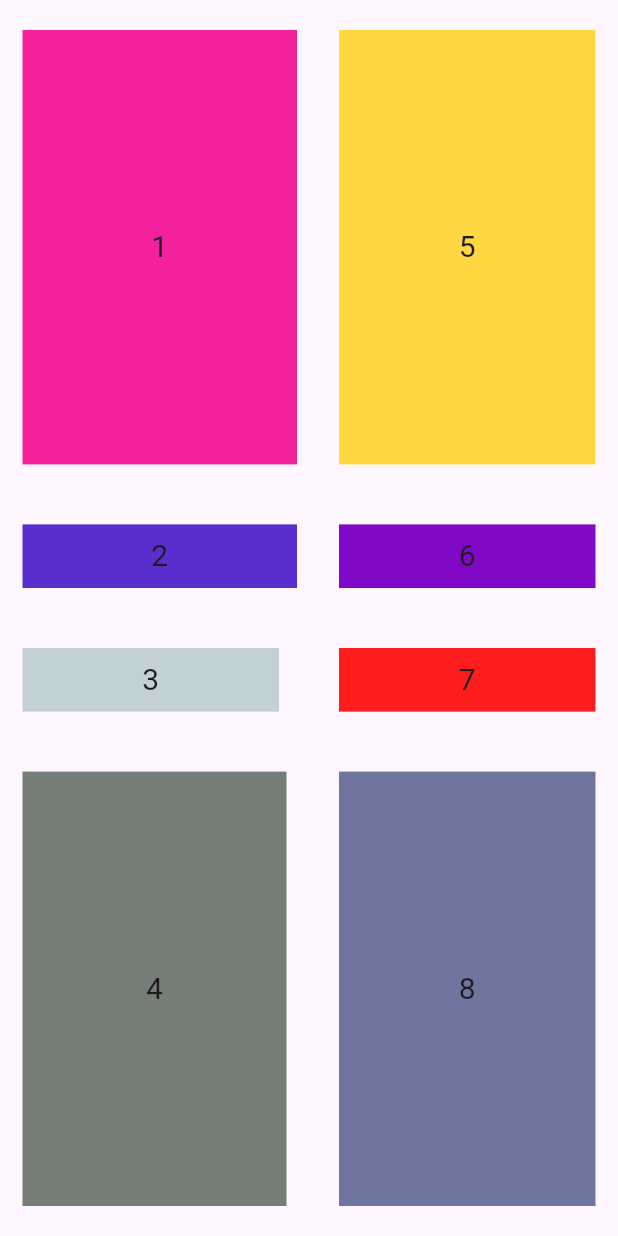
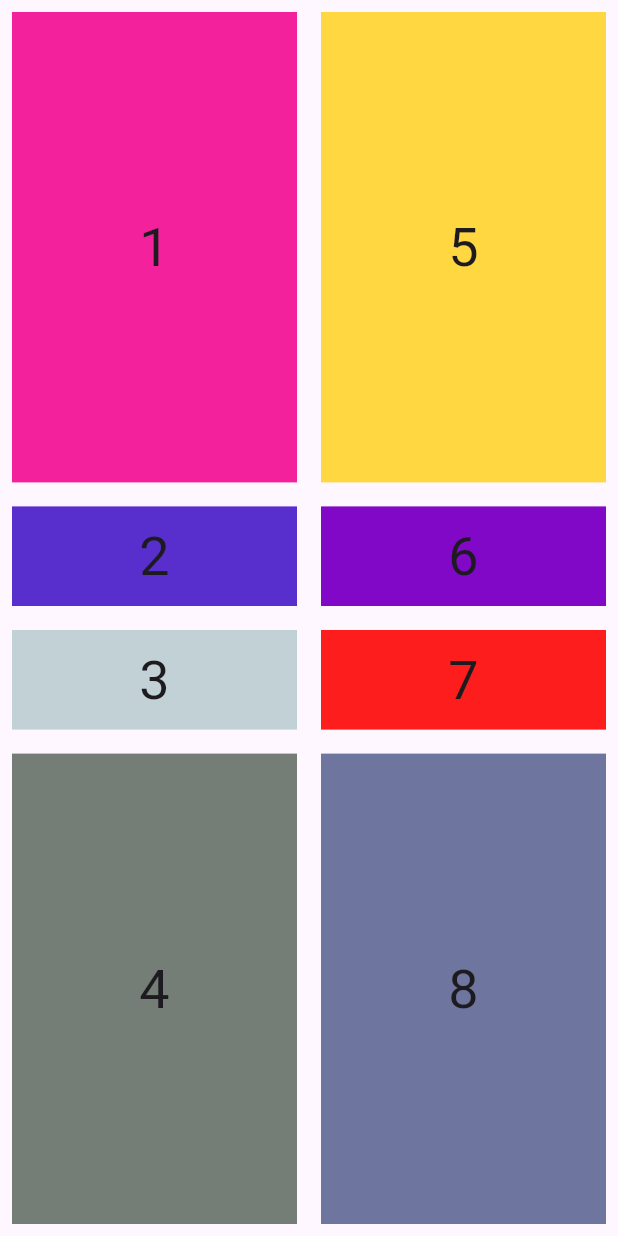
Before and after one commit to Nikita2010pro/shkaf, a Flutter app: the screen it shows after launch, on a phone screen of 412 x 824 dp. Run offline on Flutter 3.47's test engine with Material 3 defaults, Android fonts, the phone set to English and light mode, and no system bars.

Commit message:
Update main.dart

```diff
--- a/lib/main.dart
+++ b/lib/main.dart
@@ -33,40 +33,41 @@ class MyApp extends StatelessWidget {
                           Container(
 
                             alignment: Alignment.center,
-                        child: Text('1', style: TextStyle(fontSize: 20),),
+                            child: Text('1', style: TextStyle(fontSize: 36),),
 
                             color: Color.fromRGBO(243, 33, 156, 1),
-                        margin: EdgeInsets.only(bottom: 20, right: 8, top: 20, left: 15),
+
+                            margin: EdgeInsets.all(8),
 
                           )),
                           Expanded(flex: 1, child:
 
                           Container(
                             alignment: Alignment.center,
-                        child: Text('2', style: TextStyle(fontSize: 20),),
+                            child: Text('2', style: TextStyle(fontSize: 36),),
 
                             color: Color.fromRGBO(88, 46, 205, 1),
-                        margin: EdgeInsets.only(top: 20, bottom: 20, right: 8, left: 15),
+                            margin: EdgeInsets.all(8),
 
                           )),
                           Expanded(flex: 1, child:
 
                           Container(
                             alignment: Alignment.center,
-                        child: Text('3', style: TextStyle(fontSize: 20),),
+                            child: Text('3', style: TextStyle(fontSize: 36),),
 
                             color: Color.fromARGB(115, 121, 162, 161),
-                        margin: EdgeInsets.only(top: 20, bottom: 20, right: 20, left: 15),
+                            margin: EdgeInsets.all(8),
 
                           )),
                           Expanded(flex: 4, child:
 
                           Container(
                             alignment: Alignment.center,
-                        child: Text('4', style: TextStyle(fontSize: 20),),
+                            child: Text('4', style: TextStyle(fontSize: 36),),
 
                             color: Color.fromARGB(255, 117, 125, 119),
-                        margin: EdgeInsets.only(top: 20, bottom: 20, right: 15, left: 15),
+                            margin: EdgeInsets.all(8),
 
                           ),),],),),
                     Expanded(
@@ -77,40 +78,40 @@ class MyApp extends StatelessWidget {
 
                             Container(
                               alignment: Alignment.center,
-                          child: Text('5', style: TextStyle(fontSize: 20),),
+                              child: Text('5', style: TextStyle(fontSize: 36),),
 
                               color: Colors.amberAccent,
-                          margin: EdgeInsets.only(top: 20, bottom: 20, right: 15, left: 20),
+                              margin: EdgeInsets.all(8),
 
                             )),
                             Expanded(flex: 1, child:
 
                             Container(
                               alignment: Alignment.center,
-                          child: Text('6', style: TextStyle(fontSize: 20),),
+                              child: Text('6', style: TextStyle(fontSize: 36),),
 
                               color: Color.fromARGB(255, 128, 8, 198),
-                          margin: EdgeInsets.only(top: 20, bottom: 20, right: 15,  left: 20),
+                              margin: EdgeInsets.all(8),
 
                             )),
                             Expanded(flex: 1, child:
 
                             Container(
                               alignment: Alignment.center,
-                          child: Text('7', style: TextStyle(fontSize: 20),),
+                              child: Text('7', style: TextStyle(fontSize: 36),),
 
                               color: Color.fromARGB(255, 254, 29, 29),
-                          margin: EdgeInsets.only(top: 20, bottom: 20, right: 15,  left: 20),
+                              margin: EdgeInsets.all(8),
 
                             )),
                             Expanded(flex: 4, child:
 
                             Container(
                               alignment: Alignment.center,
-                          child: Text('8', style: TextStyle(fontSize: 20),),
+                              child: Text('8', style: TextStyle(fontSize: 36),),
 
                               color: Color.fromARGB(255, 110, 117, 158),
-                          margin: EdgeInsets.only(top: 20, bottom: 20, right: 15, left: 20),
+                              margin: EdgeInsets.all(8),
                             ),),],)
 
 
```
Lines whose indentation alone changed are shown as unchanged.
